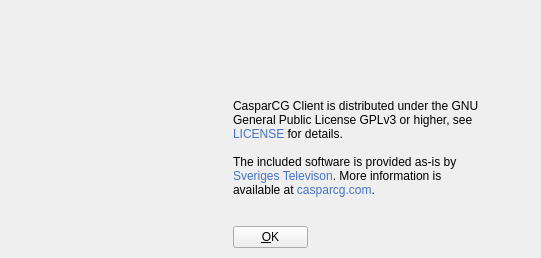
Before: the Qt Designer form src/Widgets/AboutDialog.ui in CasparCG/client, drawn with Qt 5.
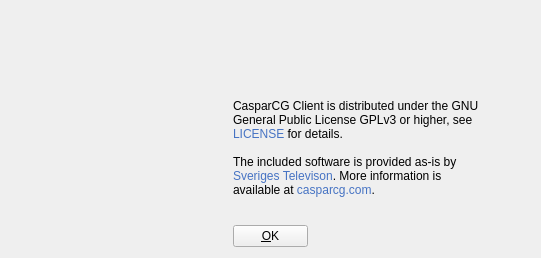
After: the same form once the commit is applied. Icons and pictures are not drawn.

```diff
--- a/src/Widgets/AboutDialog.ui
+++ b/src/Widgets/AboutDialog.ui
@@ -29,7 +29,7 @@
    <property name="geometry">
     <rect>
      <x>233</x>
-     <y>226</y>
+     <y>225</y>
      <width>75</width>
      <height>22</height>
     </rect>
```
